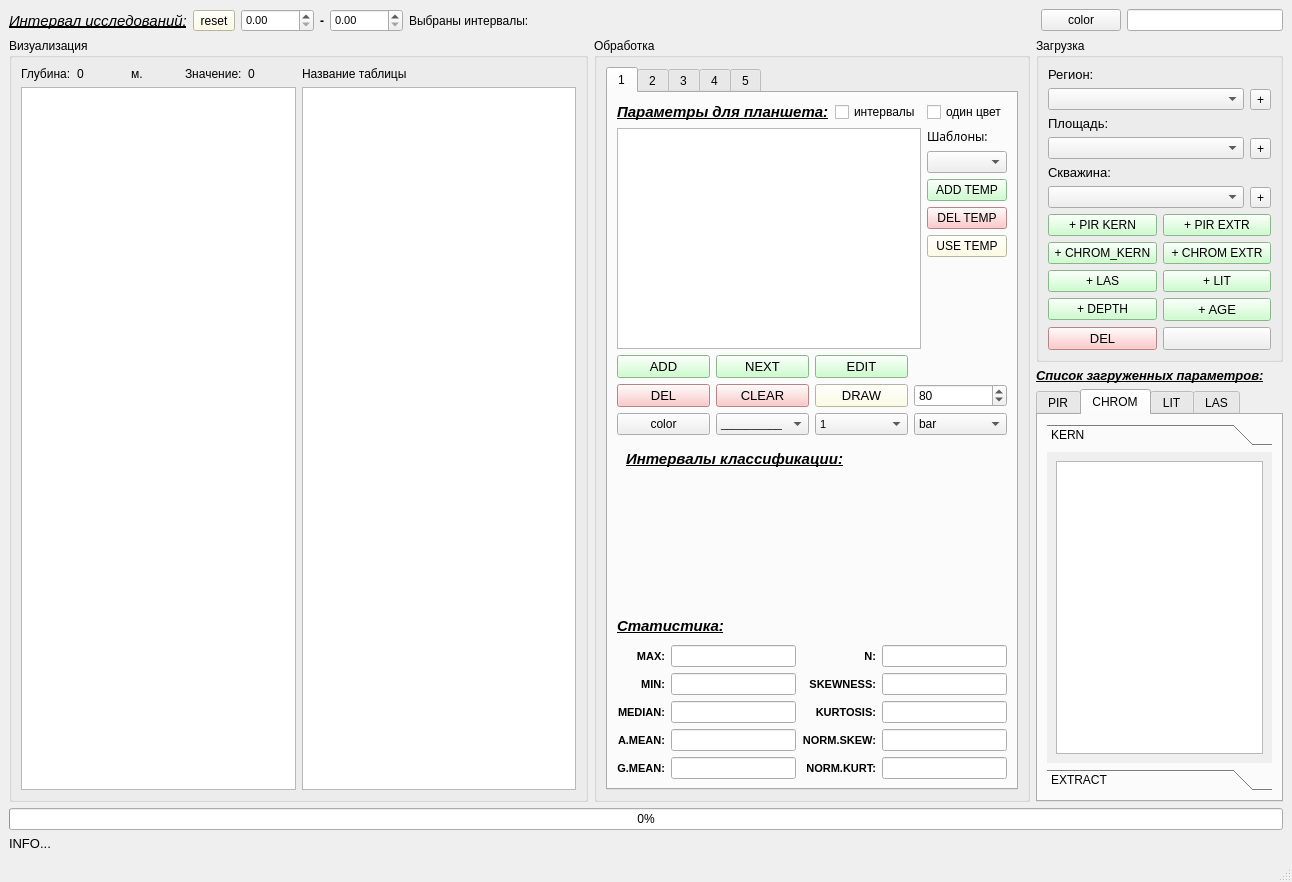
idergunoff/domanic, file qt/domanic_dialog.ui: the form before one commit.
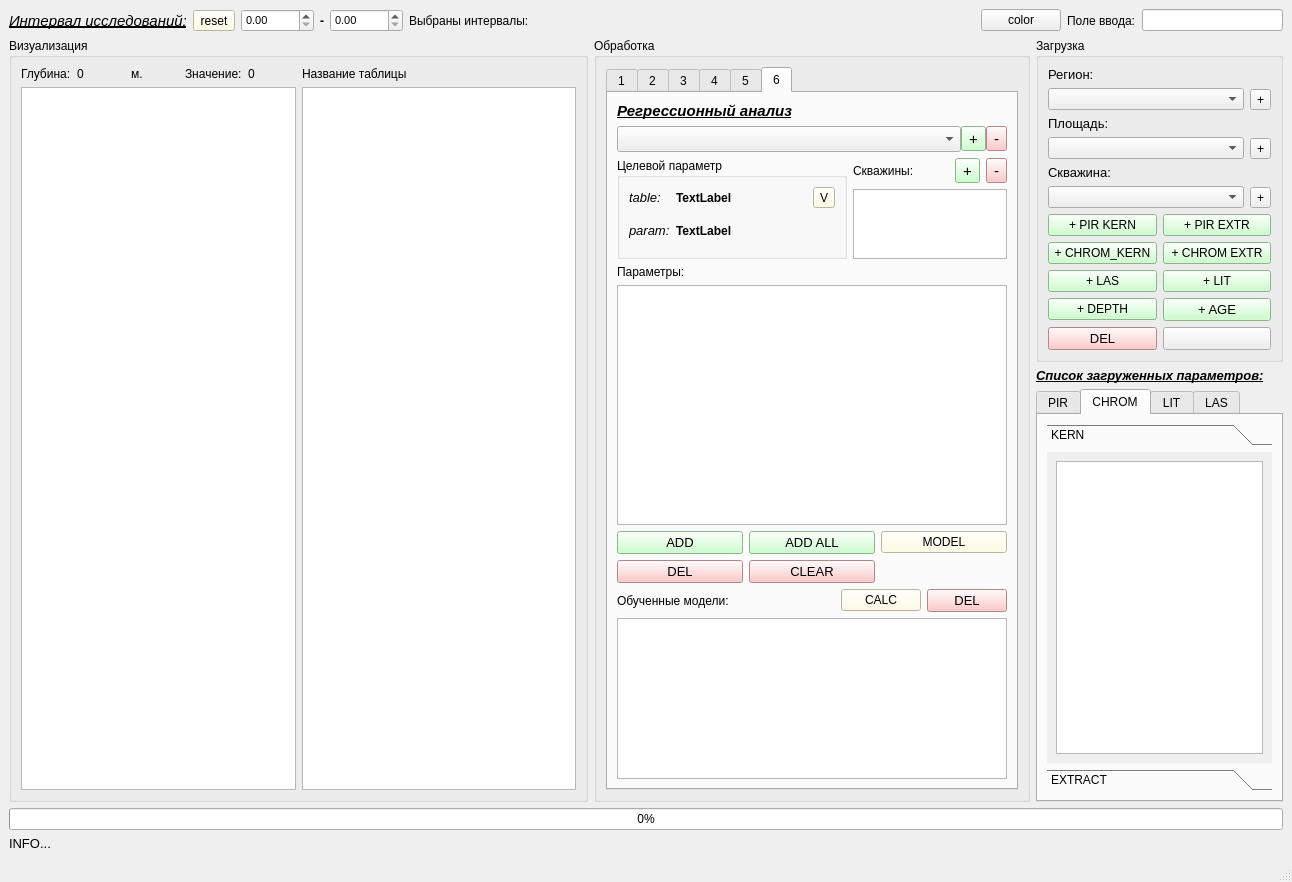
The form after the commit. The open tabs and pages were chosen to show the change. Custom widgets are drawn as their Qt base class.

Commit message: start regression, model, qt, new analysis, add target param

The edit to the form file:
```diff
--- a/qt/domanic_dialog.ui
+++ b/qt/domanic_dialog.ui
@@ -2758,6 +2758,385 @@
                  </item>
                 </layout>
                </widget>
+               <widget class="QWidget" name="tab_6">
+                <attribute name="title">
+                 <string>6</string>
+                </attribute>
+                <attribute name="toolTip">
+                 <string>&lt;html&gt;&lt;head/&gt;&lt;body&gt;&lt;p&gt;Регрессионный анализ&lt;/p&gt;&lt;/body&gt;&lt;/html&gt;</string>
+                </attribute>
+                <layout class="QGridLayout" name="gridLayout_98">
+                 <item row="0" column="0">
+                  <widget class="QLabel" name="label_param_9">
+                   <property name="font">
+                    <font>
+                     <pointsize>11</pointsize>
+                     <weight>75</weight>
+                     <italic>true</italic>
+                     <bold>true</bold>
+                     <underline>true</underline>
+                    </font>
+                   </property>
+                   <property name="text">
+                    <string>Регрессионный анализ</string>
+                   </property>
+                  </widget>
+                 </item>
+                 <item row="1" column="0">
+                  <layout class="QGridLayout" name="gridLayout_97" rowstretch="0,1,5,3">
+                   <item row="0" column="0">
+                    <layout class="QGridLayout" name="gridLayout_88" columnstretch="7,1">
+                     <property name="spacing">
+                      <number>0</number>
+                     </property>
+                     <item row="0" column="0">
+                      <widget class="QComboBox" name="comboBox_reg_analysis">
+                       <property name="font">
+                        <font>
+                         <pointsize>11</pointsize>
+                        </font>
+                       </property>
+                       <property name="toolTip">
+                        <string>Выбора модели классификации дискриминантного анализа</string>
+                       </property>
+                      </widget>
+                     </item>
+                     <item row="0" column="1">
+                      <layout class="QGridLayout" name="gridLayout_86">
+                       <item row="0" column="0">
+                        <widget class="QToolButton" name="toolButton_add_reg_an">
+                         <property name="font">
+                          <font>
+                           <pointsize>11</pointsize>
+                          </font>
+                         </property>
+                         <property name="toolTip">
+                          <string>Добавить регрессионный анализ</string>
+                         </property>
+                         <property name="styleSheet">
+                          <string notr="true">background-color: rgb(191, 255, 191);</string>
+                         </property>
+                         <property name="text">
+                          <string>+</string>
+                         </property>
+                        </widget>
+                       </item>
+                       <item row="0" column="1">
+                        <widget class="QToolButton" name="toolButton_del_reg_an">
+                         <property name="font">
+                          <font>
+                           <pointsize>11</pointsize>
+                          </font>
+                         </property>
+                         <property name="toolTip">
+                          <string/>
+                         </property>
+                         <property name="styleSheet">
+                          <string notr="true">background-color: rgb(255, 185, 185);</string>
+                         </property>
+                         <property name="text">
+                          <string>-</string>
+                         </property>
+                        </widget>
+                       </item>
+                      </layout>
+                     </item>
+                    </layout>
+                   </item>
+                   <item row="1" column="0">
+                    <layout class="QGridLayout" name="gridLayout_96" columnstretch="3,2">
+                     <item row="0" column="0">
+                      <widget class="QGroupBox" name="groupBox_4">
+                       <property name="title">
+                        <string>Целевой параметр</string>
+                       </property>
+                       <layout class="QGridLayout" name="gridLayout_90">
+                        <item row="0" column="0">
+                         <layout class="QGridLayout" name="gridLayout_89" columnstretch="0,1,0" columnminimumwidth="0,0,0">
+                          <item row="0" column="0">
+                           <widget class="QLabel" name="label_32">
+                            <property name="font">
+                             <font>
+                              <pointsize>10</pointsize>
+                              <italic>true</italic>
+                             </font>
+                            </property>
+                            <property name="text">
+                             <string>table:</string>
+                            </property>
+                           </widget>
+                          </item>
+                          <item row="0" column="2">
+                           <widget class="QToolButton" name="toolButton_update_target_param">
+                            <property name="toolTip">
+                             <string>Изменить целевой параметр</string>
+                            </property>
+                            <property name="styleSheet">
+                             <string notr="true">background-color: rgb(255, 255, 222);</string>
+                            </property>
+                            <property name="text">
+                             <string>V</string>
+                            </property>
+                           </widget>
+                          </item>
+                          <item row="1" column="0">
+                           <widget class="QLabel" name="label_33">
+                            <property name="font">
+                             <font>
+                              <pointsize>10</pointsize>
+                              <italic>true</italic>
+                             </font>
+                            </property>
+                            <property name="text">
+                             <string>param:</string>
+                            </property>
+                           </widget>
+                          </item>
+                          <item row="0" column="1">
+                           <widget class="QLabel" name="label_target_table">
+                            <property name="font">
+                             <font>
+                              <weight>75</weight>
+                              <bold>true</bold>
+                             </font>
+                            </property>
+                            <property name="text">
+                             <string>TextLabel</string>
+                            </property>
+                           </widget>
+                          </item>
+                          <item row="1" column="1">
+                           <widget class="QLabel" name="label_target_param">
+                            <property name="font">
+                             <font>
+                              <weight>75</weight>
+                              <bold>true</bold>
+                             </font>
+                            </property>
+                            <property name="text">
+                             <string>TextLabel</string>
+                            </property>
+                           </widget>
+                          </item>
+                         </layout>
+                        </item>
+                       </layout>
+                      </widget>
+                     </item>
+                     <item row="0" column="1">
+                      <layout class="QGridLayout" name="gridLayout_95">
+                       <item row="1" column="0">
+                        <widget class="QListWidget" name="listWidget_reg_well"/>
+                       </item>
+                       <item row="0" column="0">
+                        <layout class="QGridLayout" name="gridLayout_99" columnstretch="3,1">
+                         <item row="0" column="0">
+                          <widget class="QLabel" name="label_10">
+                           <property name="text">
+                            <string>Скважины:</string>
+                           </property>
+                          </widget>
+                         </item>
+                         <item row="0" column="1">
+                          <layout class="QGridLayout" name="gridLayout_100">
+                           <item row="0" column="0">
+                            <widget class="QToolButton" name="toolButton_add_reg_well">
+                             <property name="font">
+                              <font>
+                               <pointsize>11</pointsize>
+                              </font>
+                             </property>
+                             <property name="toolTip">
+                              <string>Добавить скважину для обучения регрессионного анализа</string>
+                             </property>
+                             <property name="styleSheet">
+                              <string notr="true">background-color: rgb(191, 255, 191);</string>
+                             </property>
+                             <property name="text">
+                              <string>+</string>
+                             </property>
+                            </widget>
+                           </item>
+                           <item row="0" column="1">
+                            <widget class="QToolButton" name="toolButton_del_reg_well">
+                             <property name="font">
+                              <font>
+                               <pointsize>11</pointsize>
+                              </font>
+                             </property>
+                             <property name="toolTip">
+                              <string>Удалить модель классификации дискриминантного анализа</string>
+                             </property>
+                             <property name="styleSheet">
+                              <string notr="true">background-color: rgb(255, 185, 185);</string>
+                             </property>
+                             <property name="text">
+                              <string>-</string>
+                             </property>
+                            </widget>
+                           </item>
+                          </layout>
+                         </item>
+                        </layout>
+                       </item>
+                      </layout>
+                     </item>
+                    </layout>
+                   </item>
+                   <item row="2" column="0">
+                    <layout class="QGridLayout" name="gridLayout_93">
+                     <item row="0" column="0">
+                      <layout class="QGridLayout" name="gridLayout_91">
+                       <item row="0" column="0">
+                        <widget class="QLabel" name="label_24">
+                         <property name="text">
+                          <string>Параметры:</string>
+                         </property>
+                        </widget>
+                       </item>
+                       <item row="1" column="0">
+                        <widget class="QListWidget" name="listWidget_reg_param"/>
+                       </item>
+                      </layout>
+                     </item>
+                     <item row="1" column="0">
+                      <layout class="QGridLayout" name="gridLayout_82">
+                       <item row="0" column="1">
+                        <widget class="QPushButton" name="pushButton_add_reg_all_param">
+                         <property name="font">
+                          <font>
+                           <pointsize>10</pointsize>
+                          </font>
+                         </property>
+                         <property name="styleSheet">
+                          <string notr="true">background-color: rgb(191, 255, 191);</string>
+                         </property>
+                         <property name="text">
+                          <string>ADD ALL</string>
+                         </property>
+                        </widget>
+                       </item>
+                       <item row="1" column="1">
+                        <widget class="QPushButton" name="pushButton_clear_reg_param">
+                         <property name="font">
+                          <font>
+                           <pointsize>10</pointsize>
+                          </font>
+                         </property>
+                         <property name="toolTip">
+                          <string>Очистить список параметров</string>
+                         </property>
+                         <property name="styleSheet">
+                          <string notr="true">background-color: rgb(255, 185, 185);</string>
+                         </property>
+                         <property name="text">
+                          <string>CLEAR</string>
+                         </property>
+                        </widget>
+                       </item>
+                       <item row="1" column="0">
+                        <widget class="QPushButton" name="pushButton_del_reg_param">
+                         <property name="font">
+                          <font>
+                           <pointsize>10</pointsize>
+                          </font>
+                         </property>
+                         <property name="toolTip">
+                          <string>Удалить выбранный параметр</string>
+                         </property>
+                         <property name="styleSheet">
+                          <string notr="true">background-color: rgb(255, 185, 185);</string>
+                         </property>
+                         <property name="text">
+                          <string>DEL</string>
+                         </property>
+                        </widget>
+                       </item>
+                       <item row="0" column="0">
+                        <widget class="QPushButton" name="pushButton_add_reg_param">
+                         <property name="font">
+                          <font>
+                           <pointsize>10</pointsize>
+                          </font>
+                         </property>
+                         <property name="toolTip">
+                          <string>Добавить параметр</string>
+                         </property>
+                         <property name="autoFillBackground">
+                          <bool>false</bool>
+                         </property>
+                         <property name="styleSheet">
+                          <string notr="true">background-color: rgb(191, 255, 191);</string>
+                         </property>
+                         <property name="text">
+                          <string>ADD</string>
+                         </property>
+                        </widget>
+                       </item>
+                       <item row="0" column="2">
+                        <widget class="QPushButton" name="pushButton_model_reg">
+                         <property name="styleSheet">
+                          <string notr="true">background-color: rgb(255, 255, 222);</string>
+                         </property>
+                         <property name="text">
+                          <string>MODEL</string>
+                         </property>
+                        </widget>
+                       </item>
+                      </layout>
+                     </item>
+                    </layout>
+                   </item>
+                   <item row="3" column="0">
+                    <layout class="QGridLayout" name="gridLayout_94">
+                     <item row="0" column="0">
+                      <layout class="QGridLayout" name="gridLayout_92" columnstretch="3,1,1">
+                       <item row="0" column="0">
+                        <widget class="QLabel" name="label_31">
+                         <property name="text">
+                          <string>Обученные модели:</string>
+                         </property>
+                        </widget>
+                       </item>
+                       <item row="0" column="2">
+                        <widget class="QPushButton" name="pushButton_del_reg_model">
+                         <property name="font">
+                          <font>
+                           <pointsize>10</pointsize>
+                          </font>
+                         </property>
+                         <property name="toolTip">
+                          <string>Удалить выбранный параметр</string>
+                         </property>
+                         <property name="styleSheet">
+                          <string notr="true">background-color: rgb(255, 185, 185);</string>
+                         </property>
+                         <property name="text">
+                          <string>DEL</string>
+                         </property>
+                        </widget>
+                       </item>
+                       <item row="0" column="1">
+                        <widget class="QPushButton" name="pushButton_calc_reg_model">
+                         <property name="styleSheet">
+                          <string notr="true">background-color: rgb(255, 255, 222);</string>
+                         </property>
+                         <property name="text">
+                          <string>CALC</string>
+                         </property>
+                        </widget>
+                       </item>
+                      </layout>
+                     </item>
+                     <item row="1" column="0">
+                      <widget class="QListWidget" name="listWidget_trained_reg_model"/>
+                     </item>
+                    </layout>
+                   </item>
+                  </layout>
+                 </item>
+                </layout>
+               </widget>
               </widget>
              </item>
             </layout>
@@ -3806,21 +4185,7 @@
        </layout>
       </item>
       <item row="0" column="0">
-       <layout class="QGridLayout" name="gridLayout_25" columnstretch="0,0,0,4,0,1">
-        <item row="0" column="0">
-         <widget class="QLabel" name="label_9">
-          <property name="font">
-           <font>
-            <pointsize>11</pointsize>
-            <italic>true</italic>
-            <underline>true</underline>
-           </font>
-          </property>
-          <property name="text">
-           <string>Интервал исследований:</string>
-          </property>
-         </widget>
-        </item>
+       <layout class="QGridLayout" name="gridLayout_25" columnstretch="0,0,0,4,0,0,1">
         <item row="0" column="2">
          <layout class="QGridLayout" name="gridLayout_24" columnstretch="3,0,3">
           <item row="0" column="0">
@@ -3874,13 +4239,6 @@
           </item>
          </layout>
         </item>
-        <item row="0" column="3">
-         <widget class="QLabel" name="label_int">
-          <property name="text">
-           <string>Выбраны интервалы:</string>
-          </property>
-         </widget>
-        </item>
         <item row="0" column="4">
          <widget class="QPushButton" name="pushButton_color">
           <property name="text">
@@ -3888,9 +4246,16 @@
           </property>
          </widget>
         </item>
-        <item row="0" column="5">
+        <item row="0" column="6">
          <widget class="QLineEdit" name="lineEdit_string"/>
         </item>
+        <item row="0" column="3">
+         <widget class="QLabel" name="label_int">
+          <property name="text">
+           <string>Выбраны интервалы:</string>
+          </property>
+         </widget>
+        </item>
         <item row="0" column="1">
          <widget class="QToolButton" name="toolButton_int_reset">
           <property name="styleSheet">
@@ -3901,6 +4266,27 @@
           </property>
          </widget>
         </item>
+        <item row="0" column="0">
+         <widget class="QLabel" name="label_9">
+          <property name="font">
+           <font>
+            <pointsize>11</pointsize>
+            <italic>true</italic>
+            <underline>true</underline>
+           </font>
+          </property>
+          <property name="text">
+           <string>Интервал исследований:</string>
+          </property>
+         </widget>
+        </item>
+        <item row="0" column="5">
+         <widget class="QLabel" name="label_34">
+          <property name="text">
+           <string>Поле ввода:</string>
+          </property>
+         </widget>
+        </item>
        </layout>
       </item>
      </layout>
```
Left out of the diff: 4 changed lines with no effect on the pictures. The commit also changes 7 other files.
